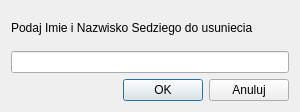
This is Projekt/usunsedziegodialog.ui in Karoru19/Project as Qt 5 draws it before an edit. The edited form follows.
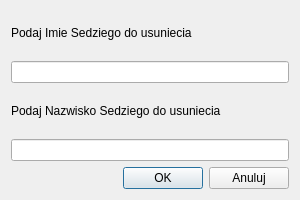
This is the edited form.

What changed in the file:
```diff
--- a/Projekt/usunsedziegodialog.ui
+++ b/Projekt/usunsedziegodialog.ui
@@ -7,7 +7,7 @@
     <x>0</x>
     <y>0</y>
     <width>300</width>
-    <height>112</height>
+    <height>200</height>
    </rect>
   </property>
   <property name="minimumSize">
@@ -19,7 +19,7 @@
   <property name="maximumSize">
    <size>
     <width>300</width>
-    <height>112</height>
+    <height>200</height>
    </size>
   </property>
   <property name="windowTitle">
@@ -29,7 +29,21 @@
    <item>
     <widget class="QLabel" name="label">
      <property name="text">
-      <string>Podaj Imie i Nazwisko Sedziego do usuniecia</string>
+      <string>Podaj Imie Sedziego do usuniecia</string>
+     </property>
+    </widget>
+   </item>
+   <item>
+    <widget class="QLineEdit" name="lineEdit_3">
+     <property name="whatsThis">
+      <string>Jestem twoim ojcem</string>
+     </property>
+    </widget>
+   </item>
+   <item>
+    <widget class="QLabel" name="label_2">
+     <property name="text">
+      <string>Podaj Nazwisko Sedziego do usuniecia</string>
      </property>
     </widget>
    </item>
```
